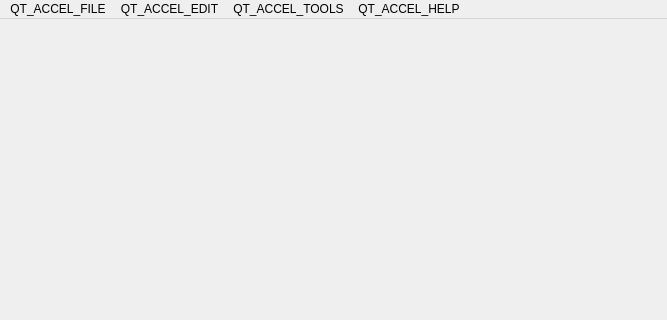
Qt form qt/aqt/forms/main.ui (ankitects/anki) before a commit; both pictures show x 0 to 667 and y 0 to 320 of the 667 by 570 pixel window.
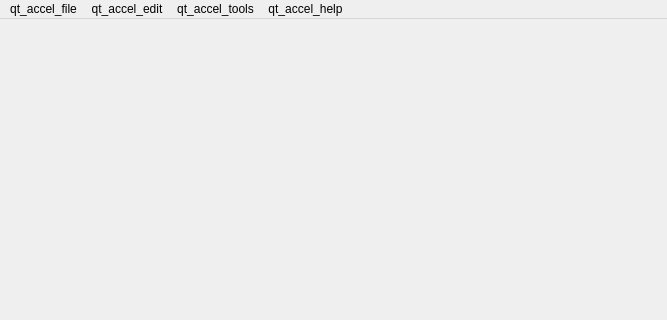
The same form after that commit. Icons and pictures are not drawn.

Diff of the .ui file:
```diff
--- a/qt/aqt/forms/main.ui
+++ b/qt/aqt/forms/main.ui
@@ -51,7 +51,7 @@
    </property>
    <widget class="QMenu" name="menuHelp">
     <property name="title">
-     <string>QT_ACCEL_HELP</string>
+     <string>qt_accel_help</string>
     </property>
     <addaction name="actionDocumentation"/>
     <addaction name="separator"/>
@@ -60,13 +60,13 @@
    </widget>
    <widget class="QMenu" name="menuEdit">
     <property name="title">
-     <string>QT_ACCEL_EDIT</string>
+     <string>qt_accel_edit</string>
     </property>
     <addaction name="actionUndo"/>
    </widget>
    <widget class="QMenu" name="menuCol">
     <property name="title">
-     <string>QT_ACCEL_FILE</string>
+     <string>qt_accel_file</string>
     </property>
     <addaction name="actionSwitchProfile"/>
     <addaction name="separator"/>
@@ -77,7 +77,7 @@
    </widget>
    <widget class="QMenu" name="menuTools">
     <property name="title">
-     <string>QT_ACCEL_TOOLS</string>
+     <string>qt_accel_tools</string>
     </property>
     <addaction name="actionStudyDeck"/>
     <addaction name="actionCreateFiltered"/>
```
Left out of the diff: 40 changed lines with no effect on the pictures.
